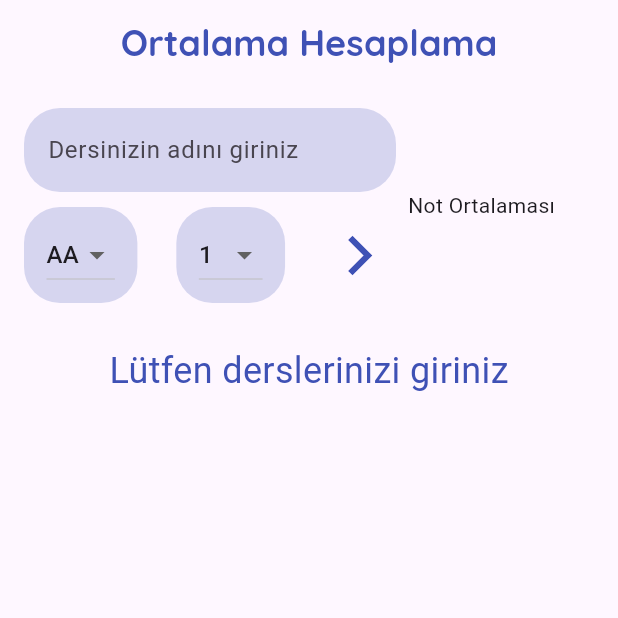
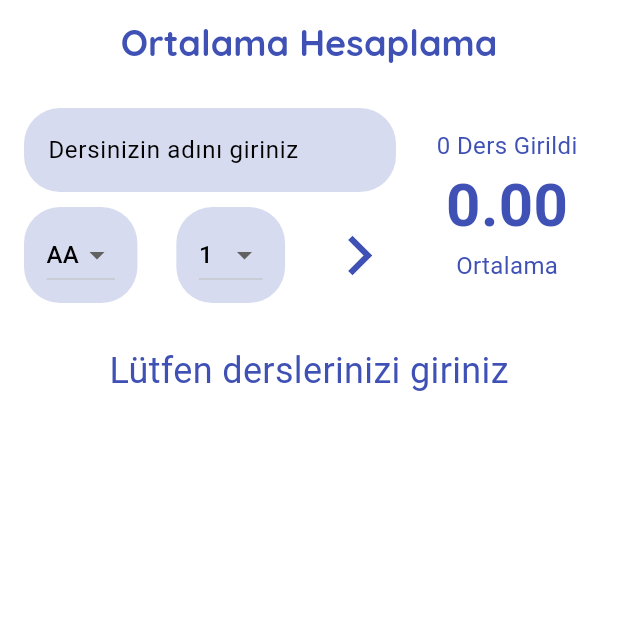
Before and after one commit to NazifeAtmaca25/Ortalama-Hesaplama, a Flutter app: the screen it shows after launch, on a phone screen of 412 x 824 dp, the top half of it. Run offline on Flutter 3.47's test engine with Material 3 defaults, Android fonts, the phone set to English and light mode, and no system bars; our stand-ins replace google_fonts.

Commit message:
UI kısmı tamamlandı.

```diff
--- a/ortalama_hesapla/lib/main.dart
+++ b/ortalama_hesapla/lib/main.dart
@@ -17,6 +17,7 @@ class MyApp extends StatelessWidget {
       debugShowCheckedModeBanner: false,
       theme: ThemeData(
         primaryColor: Sabitler.anaRenk,
+        colorScheme: ColorScheme.light(primary: Sabitler.anaRenk),
         visualDensity: VisualDensity.adaptivePlatformDensity
       ),
       home: OrtalamaHesapla(),
--- a/ortalama_hesapla/lib/screens/ortalama_hesapla.dart
+++ b/ortalama_hesapla/lib/screens/ortalama_hesapla.dart
@@ -11,6 +11,7 @@ class OrtalamaHesapla extends StatefulWidget {
 }
 
 class _OrtalamaHesaplaState extends State<OrtalamaHesapla> {
+  MaterialColor renk = Sabitler.anaRenk;
   String girilenDers = "Boş";
   var formKey = GlobalKey<FormState>();
   String secilenHarf = "AA";
@@ -45,19 +46,25 @@ class _OrtalamaHesaplaState extends State<OrtalamaHesapla> {
                             Row(
                               mainAxisAlignment: MainAxisAlignment.spaceBetween,
                               children: [
-                                buildContainer(DataHelper.letter, secilenHarf, (String? harf){
+                                buildContainer(DataHelper.letter, secilenHarf, (
+                                  String? harf,
+                                ) {
                                   setState(() {
-                                    secilenHarf=harf!;
+                                    secilenHarf = harf!;
                                   });
                                 }),
-                                buildContainer(DataHelper.credit, secilenKredi, (int? kredi){
-                                  setState(() {
-                                    secilenKredi=kredi!;
-                                  });
-                                }),
+                                buildContainer(
+                                  DataHelper.credit,
+                                  secilenKredi,
+                                  (int? kredi) {
+                                    setState(() {
+                                      secilenKredi = kredi!;
+                                    });
+                                  },
+                                ),
                                 IconButton(
                                   onPressed: () {
-                                    if(formKey.currentState!.validate()){
+                                    if (formKey.currentState!.validate()) {
                                       formKey.currentState!.save();
                                       setState(() {
                                         dersler.add(
@@ -66,18 +73,13 @@ class _OrtalamaHesaplaState extends State<OrtalamaHesapla> {
                                             DataHelper.getNote(secilenHarf),
                                             secilenKredi.toDouble(),
                                           ),
-
                                         );
-                                        debugPrint("*************");
-                                        debugPrint(dersler[0].name);
-                                        debugPrint(dersler[0].letter.toString());
-                                        debugPrint(dersler[0].credit.toString());
                                       });
                                     }
                                   },
                                   icon: Icon(
                                     Icons.arrow_forward_ios_outlined,
-                                    color: Sabitler.anaRenk,
+                                    color: renk,
                                     size: 30,
                                     fontWeight: FontWeight.bold,
                                   ),
@@ -89,7 +91,31 @@ class _OrtalamaHesaplaState extends State<OrtalamaHesapla> {
                       ),
                     ),
                   ),
-                  Expanded(flex: 1, child: Text("Not Ortalaması")),
+                  Expanded(
+                    flex: 1,
+                    child: Column(
+                      children: [
+                        Text(
+                          "${dersler.length} Ders Girildi",
+                          style: TextStyle(color: renk, fontSize: 16),
+                        ),
+                        Text(
+                          ortalamaHesapla(
+                            dersler,
+                          ).toStringAsFixed(2).toString(),
+                          style: TextStyle(
+                            fontSize: 40,
+                            color: renk,
+                            fontWeight: FontWeight.bold,
+                          ),
+                        ),
+                        Text(
+                          "Ortalama",
+                          style: TextStyle(color: renk, fontSize: 16),
+                        ),
+                      ],
+                    ),
+                  ),
                 ],
               ),
               Expanded(
@@ -97,14 +123,33 @@ class _OrtalamaHesaplaState extends State<OrtalamaHesapla> {
                     ? ListView.builder(
                         itemCount: dersler.length,
                         itemBuilder: (context, index) {
-                          var ders=dersler[index];
+                          var ders = dersler[index];
                           return ListTile(
-                            title: Text(ders.name ,style: TextStyle(),),
+                            leading: CircleAvatar(
+                              maxRadius: 25,
+                              backgroundColor: renk,
+                              child: Text(
+                                "${(ders.letter * ders.credit).toInt()}",
+                                style: TextStyle(
+                                  color: Colors.white,
+                                  fontSize: 24,
+                                ),
+                              ),
+                            ),
+                            title: Text(ders.name),
+                            subtitle: Text(
+                              "${ders.credit} Kredi ve Not Değeri ${ders.letter}",
+                            ),
                           );
                         },
                       )
-                    : Padding(padding: EdgeInsetsGeometry.all(20),
-                    child: Text("Lütfen derslerinizi giriniz",style: TextStyle(color: Sabitler.anaRenk,fontSize: 24),)),
+                    : Padding(
+                        padding: EdgeInsetsGeometry.all(20),
+                        child: Text(
+                          "Lütfen derslerinizi giriniz",
+                          style: TextStyle(color: renk, fontSize: 24),
+                        ),
+                      ),
               ),
             ],
           ),
@@ -113,12 +158,16 @@ class _OrtalamaHesaplaState extends State<OrtalamaHesapla> {
     );
   }
 
-  Container buildContainer<T>(List<T> list, T secilen,ValueChanged<T?>? secilenSet) {
+  Container buildContainer<T>(
+    List<T> list,
+    T secilen,
+    ValueChanged<T?>? secilenSet,
+  ) {
     return Container(
       padding: EdgeInsetsGeometry.symmetric(horizontal: 15, vertical: 8),
       decoration: BoxDecoration(
         borderRadius: BorderRadius.circular(24),
-        color: Sabitler.anaRenk.shade300.withValues(alpha: 0.3),
+        color: renk.shade300.withValues(alpha: 0.3),
         border: Border.all(width: 0, style: BorderStyle.none),
       ),
       child: DropdownButton<T>(
@@ -136,6 +185,7 @@ class _OrtalamaHesaplaState extends State<OrtalamaHesapla> {
 
   TextFormField _buildTextFormField() {
     return TextFormField(
+      cursorColor: renk,
       decoration: InputDecoration(
         hintText: "Dersinizin adını giriniz",
         border: OutlineInputBorder(
@@ -143,7 +193,7 @@ class _OrtalamaHesaplaState extends State<OrtalamaHesapla> {
           borderSide: BorderSide(style: BorderStyle.none, width: 0),
         ),
         filled: true,
-        fillColor: Sabitler.anaRenk.shade300.withValues(alpha: 0.3),
+        fillColor: renk.shade300.withValues(alpha: 0.3),
       ),
       validator: (value) {
         if (value!.isEmpty) {
@@ -155,4 +205,18 @@ class _OrtalamaHesaplaState extends State<OrtalamaHesapla> {
       },
     );
   }
+
+  double ortalamaHesapla(List<Lesson> dersler) {
+    double tumNotlar = 0;
+    double tumKrediler = 0;
+
+    if (dersler.isEmpty) return 0;
+
+    for (int i = 0; i < dersler.length; i++) {
+      tumNotlar = tumNotlar + (dersler[i].letter * dersler[i].credit);
+      tumKrediler += dersler[i].credit;
+    }
+
+    return tumNotlar / tumKrediler;
+  }
 }
```
